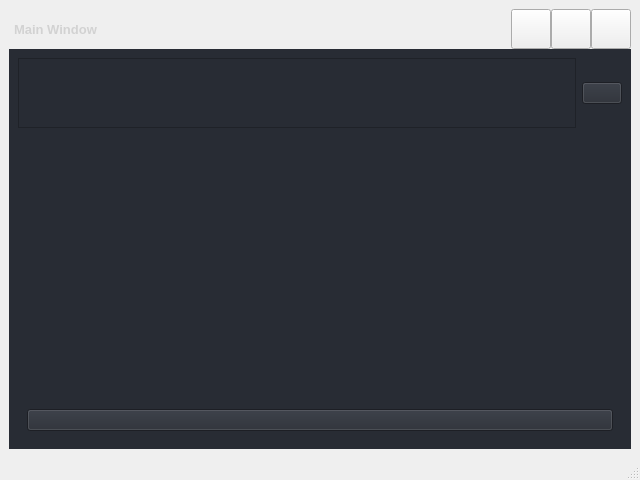
Above: src/ui/pyside_ui/forms/main_window.ui from DariuszMak/fullstack-python-app before the change. Below: the same form after it.
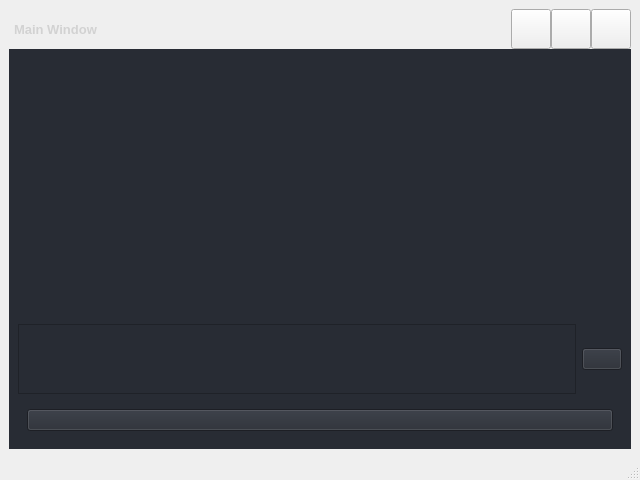
That is the form after the change. Icons and pictures are not drawn.

The edit to the form file:
```diff
--- a/src/ui/pyside_ui/forms/main_window.ui
+++ b/src/ui/pyside_ui/forms/main_window.ui
@@ -402,21 +402,7 @@
             <property name="frameShadow">
              <enum>QFrame::Shadow::Raised</enum>
             </property>
-            <layout class="QVBoxLayout" name="verticalLayout_4">
-             <item>
-              <layout class="QHBoxLayout" name="frame_weather_score">
-               <item>
-                <widget class="QTextBrowser" name="weatherScoreTextBrowser"/>
-               </item>
-               <item>
-                <widget class="QPushButton" name="checkWeatherScoreButton">
-                 <property name="text">
-                  <string/>
-                 </property>
-                </widget>
-               </item>
-              </layout>
-             </item>
+            <layout class="QVBoxLayout" name="verticalLayout_3">
              <item>
               <widget class="QFrame" name="frame_clock_widget">
                <property name="sizePolicy">
@@ -434,6 +420,20 @@
                <layout class="QHBoxLayout" name="horizontalLayout_9"/>
               </widget>
              </item>
+             <item>
+              <layout class="QHBoxLayout" name="frame_weather_score">
+               <item>
+                <widget class="QTextBrowser" name="weatherScoreTextBrowser"/>
+               </item>
+               <item>
+                <widget class="QPushButton" name="checkWeatherScoreButton">
+                 <property name="text">
+                  <string/>
+                 </property>
+                </widget>
+               </item>
+              </layout>
+             </item>
              <item>
               <widget class="QFrame" name="frame_content">
                <property name="sizePolicy">
```
